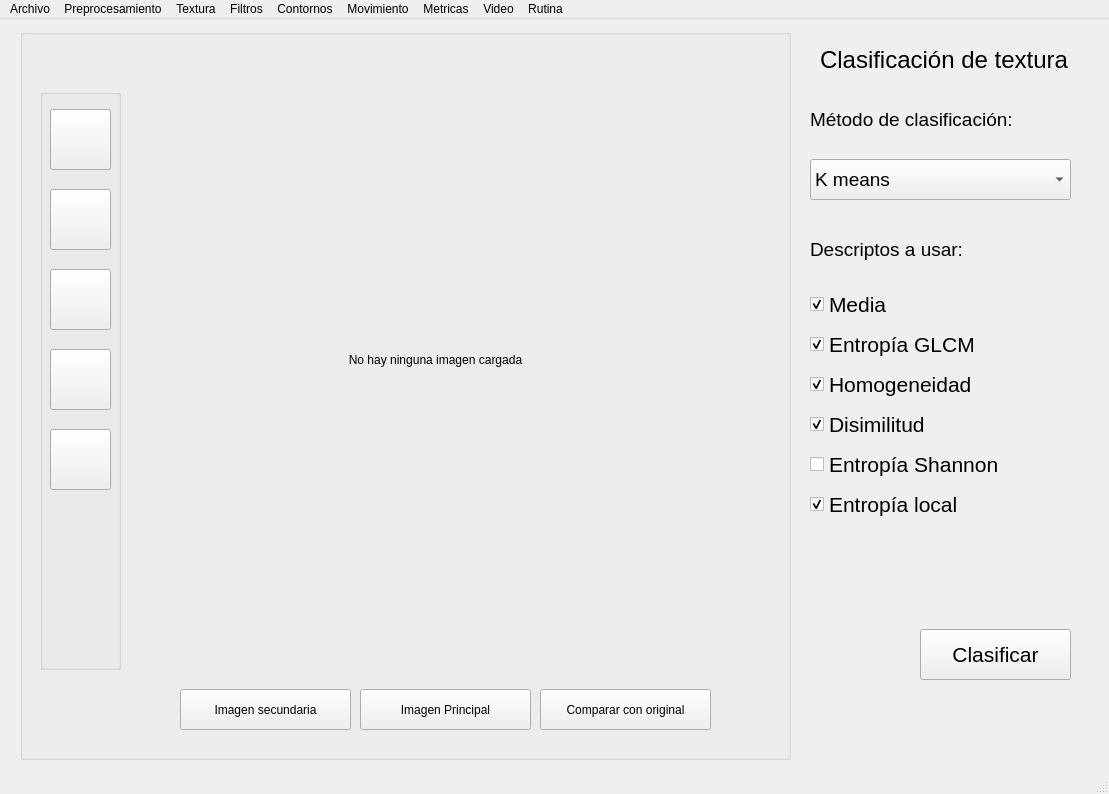
First picture: the form in main_window.ui, repository arodriguez1415/PF-SECRET, before the edit.
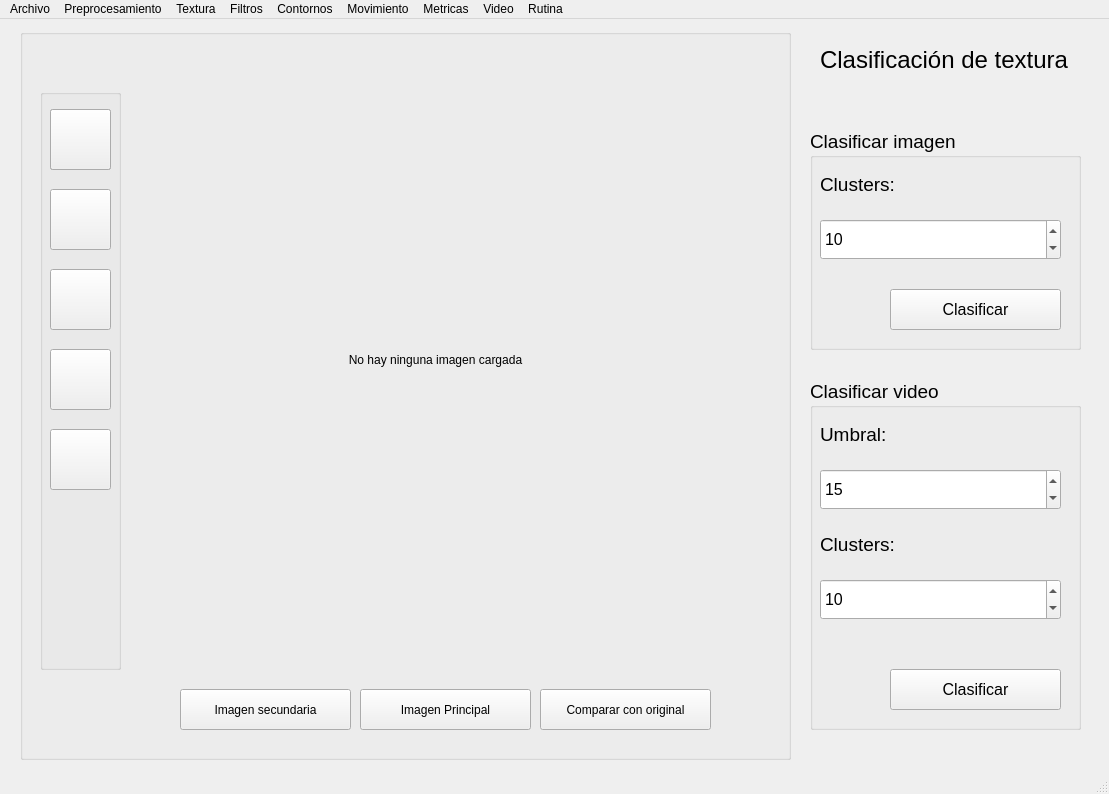
Second picture: the form after the edit. The open tabs and pages were chosen to show the change.

Commit message: texture video + refactor texture stuff + texture routine

```diff
--- a/main_window.ui
+++ b/main_window.ui
@@ -1016,13 +1016,13 @@
        <string>Clasificación de textura</string>
       </property>
      </widget>
-     <widget class="QLabel" name="texture_classification_method_title">
+     <widget class="QGroupBox" name="texture_classification_image_group">
       <property name="geometry">
        <rect>
         <x>10</x>
-        <y>80</y>
-        <width>261</width>
-        <height>41</height>
+        <y>110</y>
+        <width>271</width>
+        <height>221</height>
        </rect>
       </property>
       <property name="font">
@@ -1030,55 +1030,34 @@
         <pointsize>14</pointsize>
        </font>
       </property>
-      <property name="layoutDirection">
-       <enum>Qt::LeftToRight</enum>
+      <property name="title">
+       <string>Clasificar imagen</string>
       </property>
-      <property name="text">
-       <string>Método de clasificación:</string>
-      </property>
-     </widget>
-     <widget class="QComboBox" name="texture_classification_method_combobox">
+      <widget class="QPushButton" name="texture_classification_image_button">
       <property name="geometry">
        <rect>
-        <x>10</x>
-        <y>140</y>
-        <width>261</width>
+         <x>80</x>
+         <y>160</y>
+         <width>171</width>
         <height>41</height>
        </rect>
       </property>
       <property name="font">
        <font>
-        <pointsize>14</pointsize>
-       </font>
-      </property>
-      <item>
+         <pointsize>12</pointsize>
+        </font>
+       </property>
        <property name="text">
-        <string>K means</string>
+        <string>Clasificar</string>
        </property>
-      </item>
-      <item>
-       <property name="text">
-        <string>HDBScan</string>
-       </property>
-      </item>
-      <item>
-       <property name="text">
-        <string>Mean shift</string>
-       </property>
-      </item>
-      <item>
-       <property name="text">
-        <string>Kohonen</string>
-       </property>
-      </item>
-     </widget>
-     <widget class="QLabel" name="texture_classification_descriptors_title">
+      </widget>
+      <widget class="QLabel" name="texture_classification_image_clusters_label">
       <property name="geometry">
        <rect>
         <x>10</x>
-        <y>210</y>
-        <width>261</width>
-        <height>41</height>
+         <y>40</y>
+         <width>231</width>
+         <height>31</height>
        </rect>
       </property>
       <property name="font">
@@ -1086,153 +1065,154 @@
         <pointsize>14</pointsize>
        </font>
       </property>
-      <property name="layoutDirection">
-       <enum>Qt::LeftToRight</enum>
-      </property>
       <property name="text">
-       <string>Descriptos a usar:</string>
-      </property>
-     </widget>
-     <widget class="QCheckBox" name="texture_classification_homogeneity_descriptor_checkbox">
+        <string>Clusters:</string>
+       </property>
+      </widget>
+      <widget class="QSpinBox" name="texture_classification_image_clusters_input">
       <property name="geometry">
        <rect>
         <x>10</x>
-        <y>350</y>
-        <width>251</width>
-        <height>31</height>
+         <y>90</y>
+         <width>241</width>
+         <height>41</height>
        </rect>
       </property>
       <property name="font">
        <font>
-        <pointsize>16</pointsize>
-       </font>
-      </property>
-      <property name="text">
-       <string>Homogeneidad</string>
-      </property>
-      <property name="checked">
-       <bool>true</bool>
-      </property>
-     </widget>
-     <widget class="QCheckBox" name="texture_classification_entropy_descriptor_checkbox">
+         <pointsize>12</pointsize>
+        </font>
+       </property>
+       <property name="minimum">
+        <number>1</number>
+       </property>
+       <property name="maximum">
+        <number>255</number>
+       </property>
+       <property name="value">
+        <number>10</number>
+       </property>
+      </widget>
+     </widget>
+     <widget class="QGroupBox" name="texture_classification_video_group">
       <property name="geometry">
        <rect>
         <x>10</x>
-        <y>310</y>
-        <width>251</width>
-        <height>31</height>
+        <y>360</y>
+        <width>271</width>
+        <height>351</height>
        </rect>
       </property>
       <property name="font">
        <font>
-        <pointsize>16</pointsize>
+        <pointsize>14</pointsize>
        </font>
       </property>
-      <property name="text">
-       <string>Entropía GLCM</string>
+      <property name="title">
+       <string>Clasificar video</string>
       </property>
-      <property name="checked">
-       <bool>true</bool>
-      </property>
-     </widget>
-     <widget class="QCheckBox" name="texture_classification_mean_descriptor_checkbox">
+      <widget class="QPushButton" name="texture_classification_video_button">
       <property name="geometry">
        <rect>
-        <x>10</x>
-        <y>270</y>
-        <width>251</width>
-        <height>31</height>
+         <x>80</x>
+         <y>290</y>
+         <width>171</width>
+         <height>41</height>
        </rect>
       </property>
       <property name="font">
        <font>
-        <pointsize>16</pointsize>
+         <pointsize>12</pointsize>
        </font>
       </property>
       <property name="text">
-       <string>Media</string>
-      </property>
-      <property name="checked">
-       <bool>true</bool>
-      </property>
-     </widget>
-     <widget class="QCheckBox" name="texture_classification_dissimilarity_descriptor_checkbox">
+        <string>Clasificar</string>
+       </property>
+      </widget>
+      <widget class="QLabel" name="texture_classification_video_threshold_label">
       <property name="geometry">
        <rect>
         <x>10</x>
-        <y>390</y>
-        <width>251</width>
+         <y>40</y>
+         <width>231</width>
         <height>31</height>
        </rect>
       </property>
       <property name="font">
        <font>
-        <pointsize>16</pointsize>
+         <pointsize>14</pointsize>
        </font>
       </property>
       <property name="text">
-       <string>Disimilitud</string>
-      </property>
-      <property name="checked">
-       <bool>true</bool>
-      </property>
-     </widget>
-     <widget class="QPushButton" name="texture_classification_apply_button">
+        <string>Umbral:</string>
+       </property>
+      </widget>
+      <widget class="QSpinBox" name="texture_classification_video_threshold_input">
       <property name="geometry">
        <rect>
-        <x>120</x>
-        <y>610</y>
-        <width>151</width>
-        <height>51</height>
+         <x>10</x>
+         <y>90</y>
+         <width>241</width>
+         <height>41</height>
        </rect>
       </property>
       <property name="font">
        <font>
-        <pointsize>16</pointsize>
-       </font>
-      </property>
-      <property name="text">
-       <string>Clasificar</string>
-      </property>
-     </widget>
-     <widget class="QCheckBox" name="texture_classification_shannon_entropy_descriptor_checkbox">
+         <pointsize>12</pointsize>
+        </font>
+       </property>
+       <property name="minimum">
+        <number>1</number>
+       </property>
+       <property name="maximum">
+        <number>255</number>
+       </property>
+       <property name="value">
+        <number>15</number>
+       </property>
+      </widget>
+      <widget class="QSpinBox" name="texture_classification_video_clusters_input">
       <property name="geometry">
        <rect>
         <x>10</x>
-        <y>430</y>
-        <width>251</width>
-        <height>31</height>
+         <y>200</y>
+         <width>241</width>
+         <height>41</height>
        </rect>
       </property>
       <property name="font">
        <font>
-        <pointsize>16</pointsize>
-       </font>
-      </property>
-      <property name="text">
-       <string>Entropía Shannon</string>
-      </property>
-     </widget>
-     <widget class="QCheckBox" name="texture_classification_local_entropy_descriptor_checkbox">
+         <pointsize>12</pointsize>
+        </font>
+       </property>
+       <property name="minimum">
+        <number>1</number>
+       </property>
+       <property name="maximum">
+        <number>255</number>
+       </property>
+       <property name="value">
+        <number>10</number>
+       </property>
+      </widget>
+      <widget class="QLabel" name="texture_classification_video_clusters_label">
       <property name="geometry">
        <rect>
         <x>10</x>
-        <y>470</y>
-        <width>251</width>
+         <y>150</y>
+         <width>231</width>
         <height>31</height>
        </rect>
       </property>
       <property name="font">
        <font>
-        <pointsize>16</pointsize>
+         <pointsize>14</pointsize>
        </font>
       </property>
       <property name="text">
-       <string>Entropía local</string>
-      </property>
-      <property name="checked">
-       <bool>true</bool>
-      </property>
+        <string>Clusters:</string>
+       </property>
+      </widget>
      </widget>
     </widget>
     <widget class="QWidget" name="global_routine_options">
```
Left out of the diff: 2 changed lines with no effect on the pictures. Lines whose indentation alone changed are shown as unchanged. The commit also changes 10 other files.
